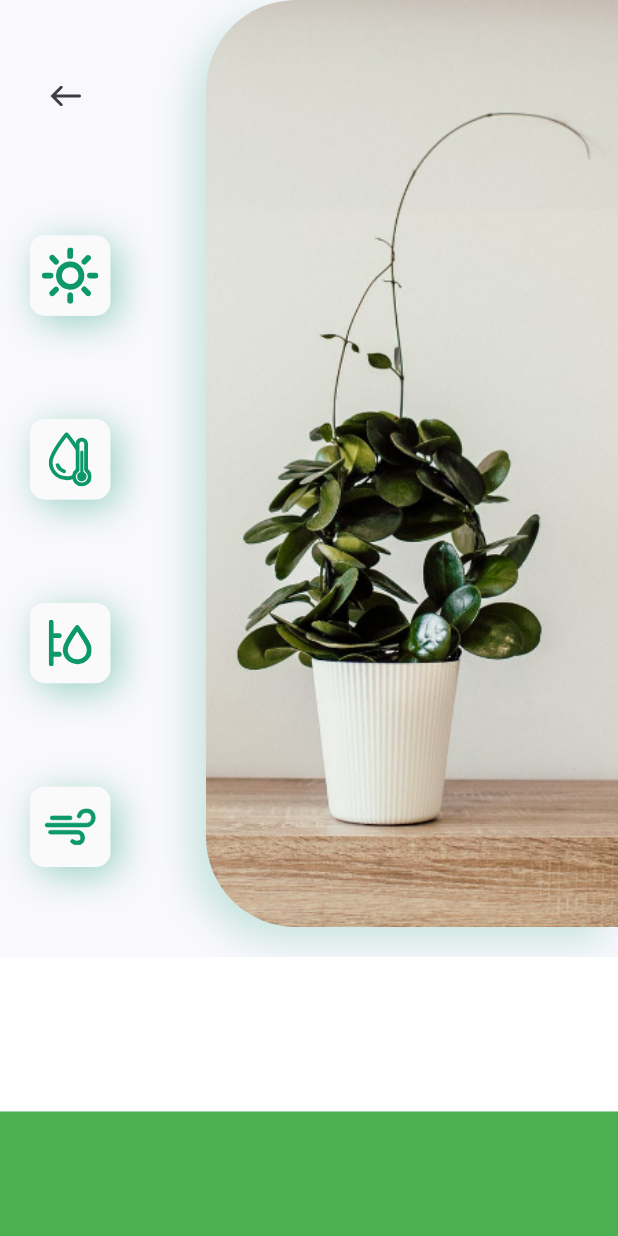
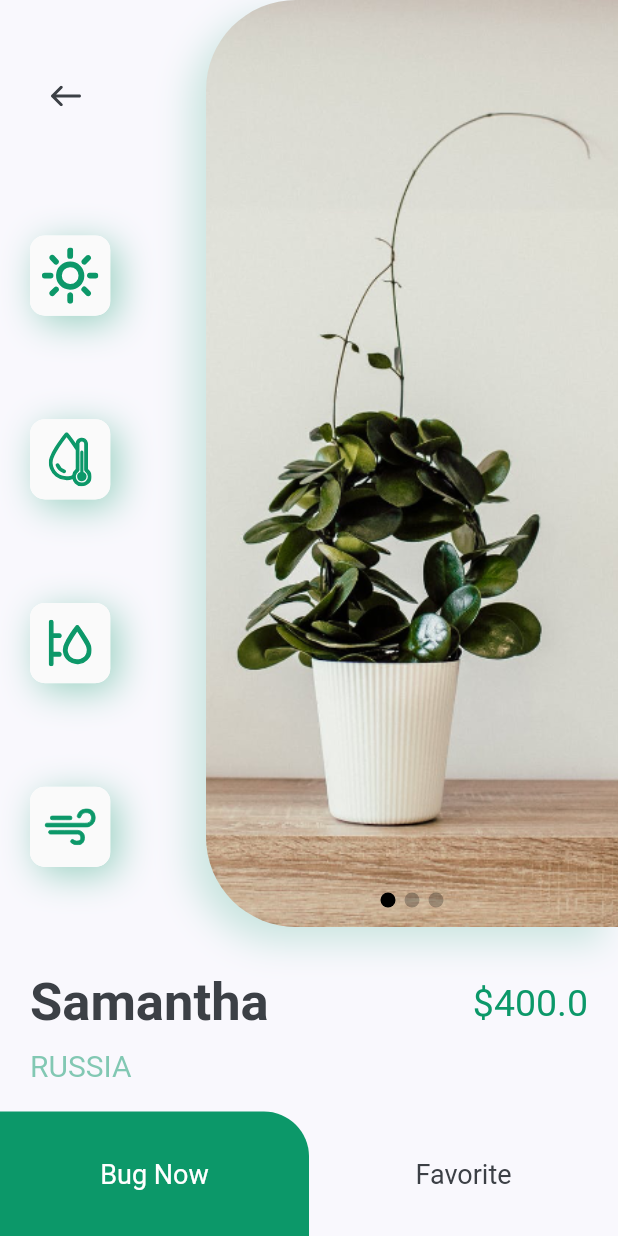
Before and after one commit to Qlinak/plant_app, a Flutter app: the screen it shows after launch, after a tap on "SAMANTHA", on a phone screen of 412 x 824 dp. Run offline on Flutter 3.47's test engine with Material 2 defaults, Android fonts, the light colour scheme and no system bars; our stand-ins replace flutter_svg.

Commit message:
finish details page

```diff
--- a/lib/components/my_bottom_nav_bar.dart
+++ b/lib/components/my_bottom_nav_bar.dart
@@ -1,5 +1,4 @@
 
-import 'package:flutter/cupertino.dart';
 import 'package:flutter/material.dart';
 import 'package:flutter_svg/svg.dart';
 
--- a/lib/main.dart
+++ b/lib/main.dart
@@ -3,7 +3,7 @@ import 'constants.dart';
 import 'screens/home/home_screen.dart';
 
 void main() {
-  runApp(MyApp());
+  runApp(const MyApp());
 }
 
 class MyApp extends StatelessWidget {
@@ -21,7 +21,7 @@ class MyApp extends StatelessWidget {
         textTheme: Theme.of(context).textTheme.apply(bodyColor: kTextColor),
         visualDensity: VisualDensity.adaptivePlatformDensity,
       ),
-      home: HomeScreen(),
+      home: const HomeScreen(),
     );
   }
 }
--- /dev/null
+++ b/lib/screens/details/components/buy_now_button.dart
@@ -0,0 +1,44 @@
+import 'package:flutter/material.dart';
+import 'package:plant_app/constants.dart';
+
+class DetailsPageBugNowButton extends StatelessWidget {
+  const DetailsPageBugNowButton({
+    super.key,
+    required this.size,
+  });
+
+  final Size size;
+
+  @override
+  Widget build(BuildContext context) {
+    return Container(
+      width: size.width / 2,
+      decoration: const BoxDecoration(
+        borderRadius: BorderRadius.only(topRight: Radius.circular(30)),
+        color: kPrimaryColor,
+      ),
+      child: Stack(
+          children: [
+            const Center(
+              child: Text(
+                "Bug Now",
+                style: TextStyle(
+                  fontSize: 18,
+                  color: Colors.white,
+                ),
+              ),
+            ),
+            ClipRRect(
+              borderRadius: const BorderRadius.only(topRight: Radius.circular(30)),
+              child: Material(
+                color: Colors.transparent,
+                child: InkWell(
+                  onTap: () {},
+                ),
+              ),
+            ),
+          ]
+      ),
+    );
+  }
+}
--- /dev/null
+++ b/lib/screens/details/components/details_page_details.dart
@@ -0,0 +1,65 @@
+import 'package:flutter/cupertino.dart';
+import 'package:plant_app/constants.dart';
+
+class DetailsPageDetails extends StatelessWidget {
+  const DetailsPageDetails({
+    super.key,
+    required this.size,
+    required this.name,
+    required this.price,
+    required this.country,
+  });
+
+  final Size size;
+  final String name;
+  final double price;
+  final String country;
+
+  @override
+  Widget build(BuildContext context) {
+    return Padding(
+      padding: const EdgeInsets.only(top: kDefaultPadding),
+      child: SizedBox(
+        height: size.height * (1/8),
+        child: Column(
+          children: [
+            Padding(
+              padding: const EdgeInsets.only(top: kDefaultPadding / 2, left: kDefaultPadding, right: kDefaultPadding),
+              child: Row(
+                children: [
+                  Text(
+                    name.toLowerCase().substring(0, 1).toUpperCase() + name.toLowerCase().substring(1),
+                    style: const TextStyle(
+                        fontSize: 35,
+                        fontWeight: FontWeight.bold
+                    ),
+                  ),
+                  const Spacer(),
+                  Text("\$$price",
+                    style: const TextStyle(
+                      color: kPrimaryColor,
+                      fontSize: 25,
+                    ),),
+                ],
+              ),
+            ),
+            const Spacer(),
+            Padding(
+              padding: const EdgeInsets.only(bottom: kDefaultPadding, left: kDefaultPadding, right: kDefaultPadding, top: kDefaultPadding / 2),
+              child: Row(
+                children: [
+                  Text(
+                    country,
+                    style: TextStyle(
+                      color: kPrimaryColor.withOpacity(0.5),
+                      fontSize: 20,
+                    ),)
+                ],
+              ),
+            ),
+          ],
+        ),
+      ),
+    );
+  }
+}
--- /dev/null
+++ b/lib/screens/details/components/favorite_button.dart
@@ -0,0 +1,41 @@
+import 'package:flutter/material.dart';
+
+class DetailsPageFavoriteButton extends StatelessWidget {
+  const DetailsPageFavoriteButton({
+    super.key,
+    required this.size,
+  });
+
+  final Size size;
+
+  @override
+  Widget build(BuildContext context) {
+    return Container(
+      width: size.width / 2,
+      decoration: const BoxDecoration(
+          borderRadius: BorderRadius.only(topLeft: Radius.circular(30))
+      ),
+      child: Stack(
+          children: [
+            const Center(
+              child: Text(
+                "Favorite",
+                style: TextStyle(
+                  fontSize: 18,
+                ),
+              ),
+            ),
+            ClipRRect(
+              borderRadius: const BorderRadius.only(topLeft: Radius.circular(30)),
+              child: Material(
+                color: Colors.transparent,
+                child: InkWell(
+                  onTap: (){},
+                ),
+              ),
+            ),
+          ]
+      ),
+    );
+  }
+}
--- /dev/null
+++ b/lib/screens/details/components/icon_button_list.dart
@@ -0,0 +1,82 @@
+import 'package:flutter/material.dart';
+import 'package:flutter_svg/svg.dart';
+
+import '../../../constants.dart';
+
+class DetailPageIconButtons extends StatelessWidget {
+  const DetailPageIconButtons({
+    super.key,
+    required this.size,
+  });
+
+  final Size size;
+
+  @override
+  Widget build(BuildContext context) {
+    return SizedBox(
+      height: size.height * (3/4),
+      width: size.width * (1/3),
+      child: Padding(
+        padding: const EdgeInsets.only(left: kDefaultPadding, bottom: kDefaultPadding * 2, top: kDefaultPadding * 2),
+        child: Column(
+          crossAxisAlignment: CrossAxisAlignment.start,
+          mainAxisAlignment: MainAxisAlignment.spaceBetween,
+          children: [
+            IconButton(
+                onPressed: () { Navigator.pop(context); },
+                icon: SvgPicture.asset("assets/icons/back_arrow.svg")
+            ),
+            FeatureButton(size: size, iconUrl: "assets/icons/sun.svg", onPress: (){},),
+            FeatureButton(size: size, iconUrl: "assets/icons/icon_2.svg", onPress: (){},),
+            FeatureButton(size: size, iconUrl: "assets/icons/icon_3.svg", onPress: (){},),
+            FeatureButton(size: size, iconUrl: "assets/icons/icon_4.svg", onPress: (){},),
+          ],
+        ),
+      ),
+    );
+  }
+}
+
+class FeatureButton extends StatelessWidget {
+  const FeatureButton({
+    super.key,
+    required this.size, required this.iconUrl, required this.onPress,
+  });
+
+  final Size size;
+  final String iconUrl;
+  final Function onPress;
+
+  @override
+  Widget build(BuildContext context) {
+    return Container(
+      height: size.width * 0.13,
+      width: size.width * 0.13,
+      decoration: BoxDecoration(
+        borderRadius: const BorderRadius.all(Radius.circular(10)),
+        color: Colors.white,
+        boxShadow: [
+          BoxShadow(
+            offset: const Offset(5, 5),
+            color: kPrimaryColor.withOpacity(0.4),
+            blurRadius: 20,
+          )
+        ],
+      ),
+      child: ClipRRect(
+        borderRadius: const BorderRadius.all(Radius.circular(10)),
+        child: Stack(
+            fit: StackFit.expand,
+            children: [
+              Material(
+                child: IconButton(
+                  onPressed: () { onPress(); },
+                  icon: SvgPicture.asset(iconUrl),
+                ),
+              ),
+            ]
+        ),
+      ),
+    );
+  }
+}
--- /dev/null
+++ b/lib/screens/details/components/slidable_image_panel.dart
@@ -0,0 +1,94 @@
+import 'package:flutter/material.dart';
+import 'package:plant_app/constants.dart';
+
+class ImagePanel extends StatefulWidget {
+  const ImagePanel({
+    super.key,
+    required this.size, required this.imageList,
+  });
+
+  final Size size;
+  final List<String> imageList;
+
+  @override
+  State<ImagePanel> createState() => _ImagePanelState();
+}
+
+class _ImagePanelState extends State<ImagePanel> {
+  var activePage = 0;
+  @override
+  Widget build(BuildContext context) {
+    return Container(
+      height: widget.size.height * (3/4),
+      width: widget.size.width * (2/3),
+      decoration: BoxDecoration(
+        borderRadius: const BorderRadius.only(
+          topLeft: Radius.circular(60),
+          bottomLeft: Radius.circular(60),
+        ),
+        boxShadow: [
+          BoxShadow(
+              offset: const Offset(-10, 10),
+              color: kPrimaryColor.withOpacity(0.2),
+              blurRadius: 20
+          ),
+        ],
+      ),
+      child: Stack(
+        alignment: Alignment.center,
+        children: [
+          PageView.builder(
+            itemCount: widget.imageList.length,
+            pageSnapping: true,
+            allowImplicitScrolling: true,
+            onPageChanged: (page){
+              setState(() {
+                activePage = page;
+              });
+            },
+            itemBuilder: (BuildContext context, int index) {
+               return ClipRRect(
+                 borderRadius: const BorderRadius.only(
+                   topLeft: Radius.circular(60),
+                   bottomLeft: Radius.circular(60),
+                 ),
+                 child: Stack(
+                     children: [
+                       Positioned(
+                         left: 0,
+                         bottom: 0,
+                         top: 0,
+                         child: Image(
+                           image: AssetImage(widget.imageList[index]),
+                           fit: BoxFit.fill,
+                         ),
+                       ),
+                     ]
+                 ),
+               );
+             },
+          ),
+          Positioned(
+            bottom: kDefaultPadding / 2,
+            child: Row(
+              children: indicators(widget.imageList.length, activePage),
+            ),
+          )
+        ]
+      ),
+    );
+  }
+}
+
+List<Widget> indicators(numImages,currentIndex) {
+  return List<Widget>.generate(numImages, (index) {
+    return Container(
+      margin: const EdgeInsets.all(3),
+      width: 10,
+      height: 10,
+      decoration: BoxDecoration(
+          color: currentIndex == index ? Colors.black : Colors.black26,
+          shape: BoxShape.circle),
+    );
+  });
+}
--- a/lib/screens/details/details_screen.dart
+++ b/lib/screens/details/details_screen.dart
@@ -1,6 +1,11 @@
 import 'package:flutter/material.dart';
-import 'package:flutter_svg/svg.dart';
 import 'package:plant_app/constants.dart';
+import 'package:plant_app/screens/details/components/details_page_details.dart';
+import 'package:plant_app/screens/details/components/icon_button_list.dart';
+import 'package:plant_app/screens/details/components/slidable_image_panel.dart';
+
+import 'components/buy_now_button.dart';
+import 'components/favorite_button.dart';
 
 class DetailsScreen extends StatelessWidget{
   const DetailsScreen({super.key, required this.name, required this.country, required this.price, required this.imageUrl});
@@ -18,43 +23,20 @@ class DetailsScreen extends StatelessWidget{
             children: [
               Row(
                 children: [
-                  SizedBox(
-                    height: size.height * (3/4),
-                    width: size.width * (1/3),
-                    child: Padding(
-                      padding: const EdgeInsets.only(left: kDefaultPadding, bottom: kDefaultPadding * 2, top: kDefaultPadding * 2),
-                      child: Column(
-                        crossAxisAlignment: CrossAxisAlignment.start,
-                        mainAxisAlignment: MainAxisAlignment.spaceBetween,
-                        children: [
-                          IconButton(
-                            onPressed: () { Navigator.pop(context); },
-                            icon: SvgPicture.asset("assets/icons/back_arrow.svg")
-                          ),
-                          FeatureButton(size: size, iconUrl: "assets/icons/sun.svg",),
-                          FeatureButton(size: size, iconUrl: "assets/icons/icon_2.svg",),
-                          FeatureButton(size: size, iconUrl: "assets/icons/icon_3.svg",),
-                          FeatureButton(size: size, iconUrl: "assets/icons/icon_4.svg",),
-                        ],
-                      ),
-                    ),
-                  ),
-                  ImagePanel(size: size),
+                  DetailPageIconButtons(size: size),
+                  ImagePanel(size: size, imageList: const ["assets/images/img.png", "assets/images/img2.png", "assets/images/img3.png"],),
                 ],
               ),
               Expanded(
                 child: Column(
                   children: [
-                    Padding(
-                      padding: const EdgeInsets.only(top: kDefaultPadding),
-                      child: Container(
-                        height: size.height * (1/8),
-                        color: Colors.white,
-                      ),
-                    ),
+                    DetailsPageDetails(size: size, name: name, price: price, country: country),
                     Expanded(
-                      child: Container(
-                        color: Colors.green,
+                      child: Row(
+                        children: [
+                          DetailsPageBugNowButton(size: size),
+                          DetailsPageFavoriteButton(size: size),
+                        ],
                       ),
                     ),
                   ],
@@ -69,95 +51,3 @@ class DetailsScreen extends StatelessWidget{
   }
 
 }
-
-class FeatureButton extends StatelessWidget {
-  const FeatureButton({
-    super.key,
-    required this.size, required this.iconUrl,
-  });
-
-  final Size size;
-  final String iconUrl;
-
-  @override
-  Widget build(BuildContext context) {
-    return Container(
-      height: size.width * 0.13,
-      width: size.width * 0.13,
-      decoration: BoxDecoration(
-        borderRadius: const BorderRadius.all(Radius.circular(10)),
-        color: Colors.white,
-        boxShadow: [
-          BoxShadow(
-            offset: const Offset(5, 5),
-            color: kPrimaryColor.withOpacity(0.4),
-            blurRadius: 20,
-          )
-        ],
-      ),
-      child: ClipRRect(
-        borderRadius: const BorderRadius.all(Radius.circular(10)),
-        child: Stack(
-          fit: StackFit.expand,
-          children: [
-            Material(
-              child: IconButton(
-                onPressed: () { },
-                icon: SvgPicture.asset(iconUrl),
-              ),
-            ),
-          ]
-        ),
-      ),
-    );
-  }
-}
-
-class ImagePanel extends StatelessWidget {
-  const ImagePanel({
-    super.key,
-    required this.size,
-  });
-
-  final Size size;
-
-  @override
-  Widget build(BuildContext context) {
-    return Container(
-      height: size.height * (3/4),
-      width: size.width * (2/3),
-      decoration: BoxDecoration(
-        borderRadius: const BorderRadius.only(
-          topLeft: Radius.circular(60),
-          bottomLeft: Radius.circular(60),
-        ),
-        boxShadow: [
-          BoxShadow(
-            offset: const Offset(-10, 10),
-            color: kPrimaryColor.withOpacity(0.2),
-            blurRadius: 20
-          ),
-        ],
-      ),
-      child: ClipRRect(
-        borderRadius: const BorderRadius.only(
-          topLeft: Radius.circular(60),
-          bottomLeft: Radius.circular(60),
-        ),
-        child: Stack(
-          children: const [
-            Positioned(
-              left: 0,
-              bottom: 0,
-              top: 0,
-              child: Image(
-                image: AssetImage("assets/images/img.png"),
-                fit: BoxFit.fill,
-              ),
-            ),
-          ]
-        ),
-      ),
-    );
-  }
-}
--- a/lib/screens/home/components/body.dart
+++ b/lib/screens/home/components/body.dart
@@ -1,7 +1,4 @@
-import 'dart:io';
-
 import 'package:flutter/material.dart';
-import 'package:plant_app/constants.dart';
 import 'package:plant_app/screens/home/components/featured_plants.dart';
 import 'package:plant_app/screens/home/components/recommended_plants.dart';
 import 'package:plant_app/screens/home/components/titile_with_more_button.dart';
--- a/lib/screens/home/components/featured_plants.dart
+++ b/lib/screens/home/components/featured_plants.dart
@@ -1,5 +1,3 @@
-
-import 'package:flutter/cupertino.dart';
 import 'package:flutter/material.dart';
 
 import '../../../constants.dart';
--- a/lib/screens/home/components/recommended_plants.dart
+++ b/lib/screens/home/components/recommended_plants.dart
@@ -1,5 +1,4 @@
 
-import 'package:flutter/cupertino.dart';
 import 'package:flutter/material.dart';
 import 'package:plant_app/screens/details/details_screen.dart';
 
--- a/lib/screens/home/components/titile_with_more_button.dart
+++ b/lib/screens/home/components/titile_with_more_button.dart
@@ -1,5 +1,4 @@
 
-import 'package:flutter/cupertino.dart';
 import 'package:flutter/material.dart';
 
 import '../../../constants.dart';
@@ -20,7 +19,7 @@ class TitileWithMoreButton extends StatelessWidget {
   Widget build(BuildContext context) {
     return Padding(
       padding: const EdgeInsets.only(left: kDefaultPadding, right: kDefaultPadding, bottom: kDefaultPadding / 2),
-      child: Container(
+      child: SizedBox(
         height: size.height * 0.05,
         child: Row(
           children: [
@@ -35,12 +34,12 @@ class TitileWithMoreButton extends StatelessWidget {
 }
 
 class MoreButton extends StatelessWidget {
-  MoreButton({
+  const MoreButton({
     super.key,
     required this.onPress,
   });
 
-  Function onPress;
+  final Function onPress;
 
   @override
   Widget build(BuildContext context) {
@@ -70,7 +69,7 @@ class TitileWithCustomUnderline extends StatelessWidget {
 
   @override
   Widget build(BuildContext context) {
-    return Container(
+    return SizedBox(
       height: 24,
       child: Stack(
         children: [
```
Also changed, not shown: assets/images/img2.png (added), assets/images/img3.png (added), 1 other file.
